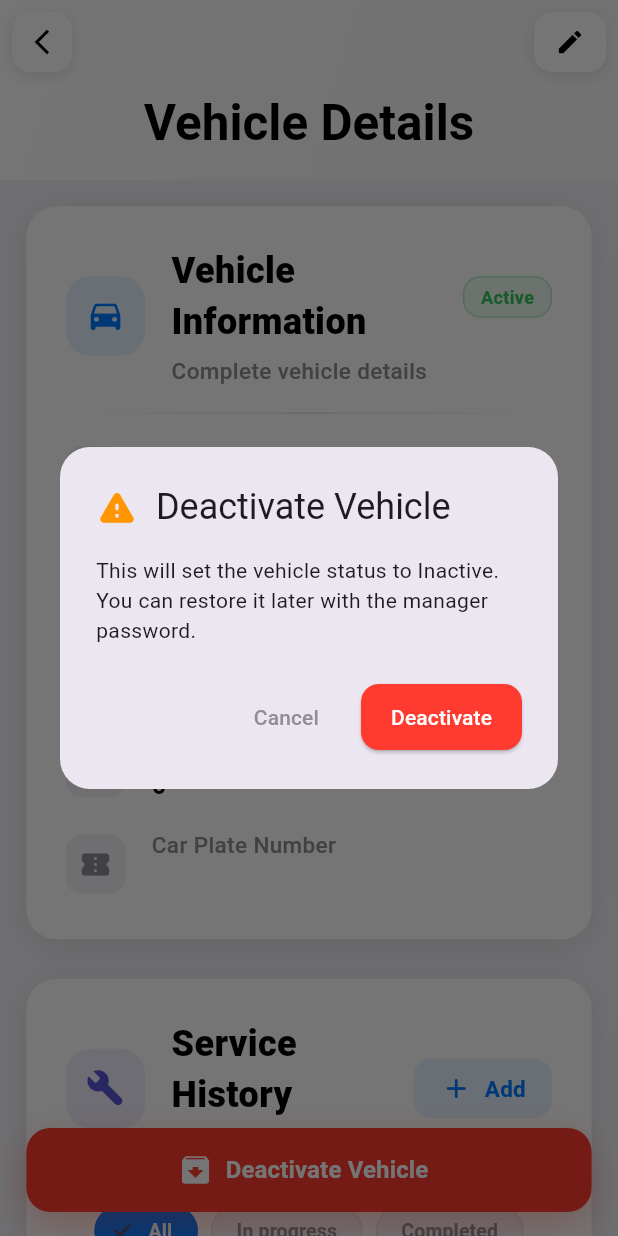
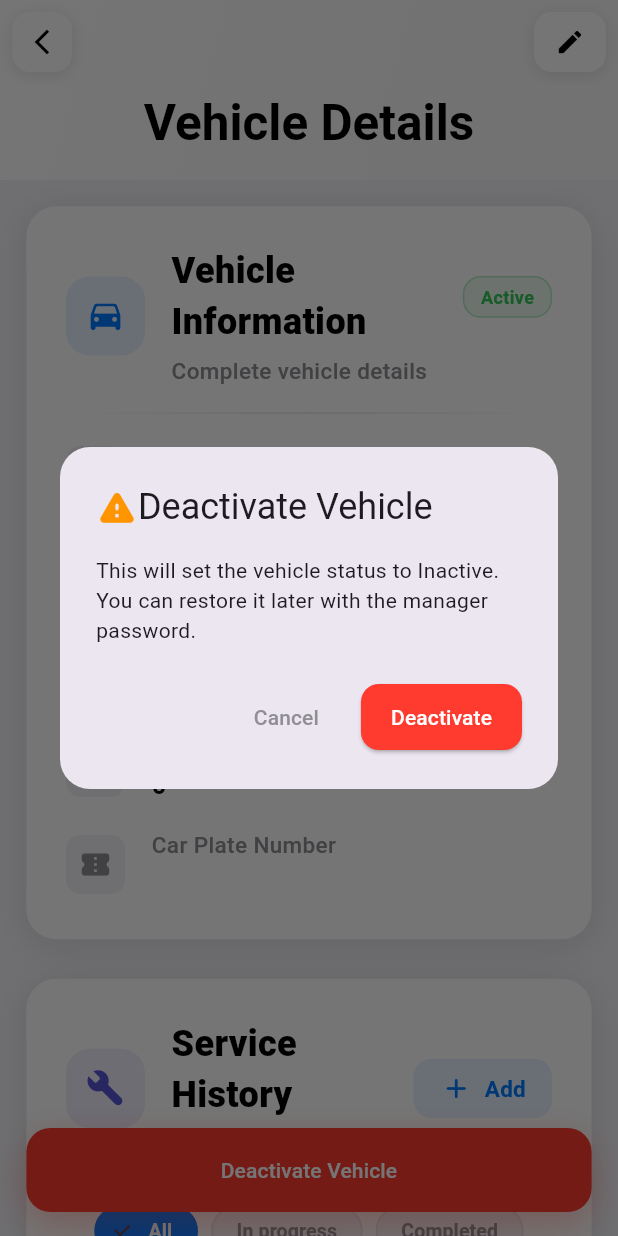
Before and after one commit to Jquann/workshoppro_manager, a Flutter app: the ViewVehicle screen opened directly with empty values, after a tap on "Deactivate Vehicle", on a phone screen of 412 x 824 dp. Run offline on Flutter 3.47's test engine with Material 3 defaults, Android fonts, the phone set to English and light mode, and no system bars; our stand-ins replace cloud_firestore, cloud_functions, firebase_auth, firebase_core, google_sign_in, image_cropper and 6 more; missing offline and left inert: external_path, mailer; accounts and stored records are empty; network calls fail; Roboto replaces fonts that are missing (SF Pro).

Commit message:
update latest one

```diff
--- a/lib/pages/vehicles/view_vehicle.dart
+++ b/lib/pages/vehicles/view_vehicle.dart
@@ -913,15 +913,13 @@ class _ViewVehicleState extends State<ViewVehicle> with TickerProviderStateMixin
             elevation: 0,
             shape: RoundedRectangleBorder(borderRadius: BorderRadius.circular(16)),
           ),
-          icon: Icon(
-            isInactive ? Icons.restore_rounded : Icons.archive_rounded,
-            size: 24,
-          ),
-          label: Text(
-            isInactive ? 'Restore Vehicle' : 'Deactivate Vehicle',
-            style: const TextStyle(
-              fontWeight: FontWeight.w700,
-              fontSize: 16,
+          label: Expanded(
+            child: Text(
+              isInactive ? 'Restore Vehicle' : 'Deactivate Vehicle',
+              maxLines: 1,
+              overflow: TextOverflow.ellipsis,
+              textAlign: TextAlign.center,
+              style: const TextStyle(fontWeight: FontWeight.w500, fontSize: 14),
             ),
           ),
           onPressed: () async {
@@ -974,7 +972,7 @@ class _ViewVehicleState extends State<ViewVehicle> with TickerProviderStateMixin
         title: Row(
           children: [
             Icon(Icons.warning_rounded, color: _kWarning, size: 28),
-            const SizedBox(width: 12),
+            SizedBox.shrink(),
             const Text('Deactivate Vehicle'),
           ],
         ),
```
